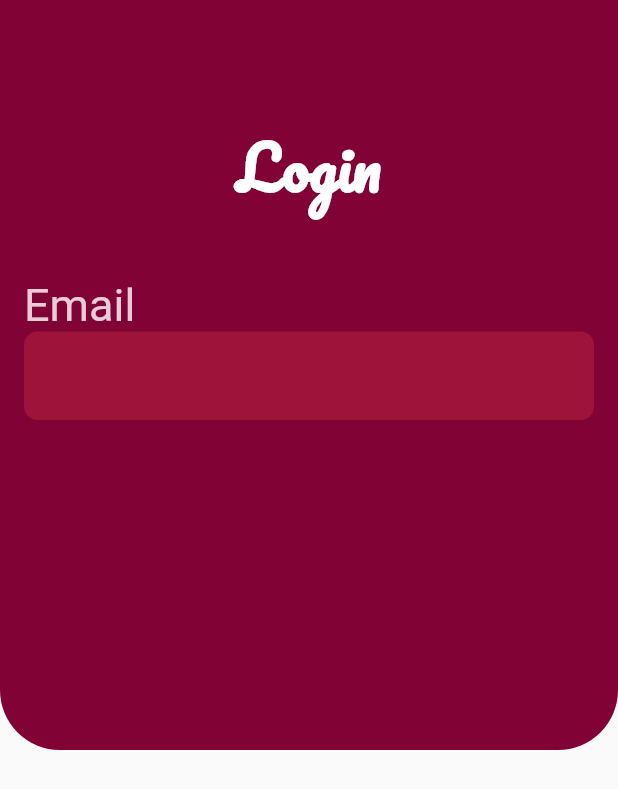
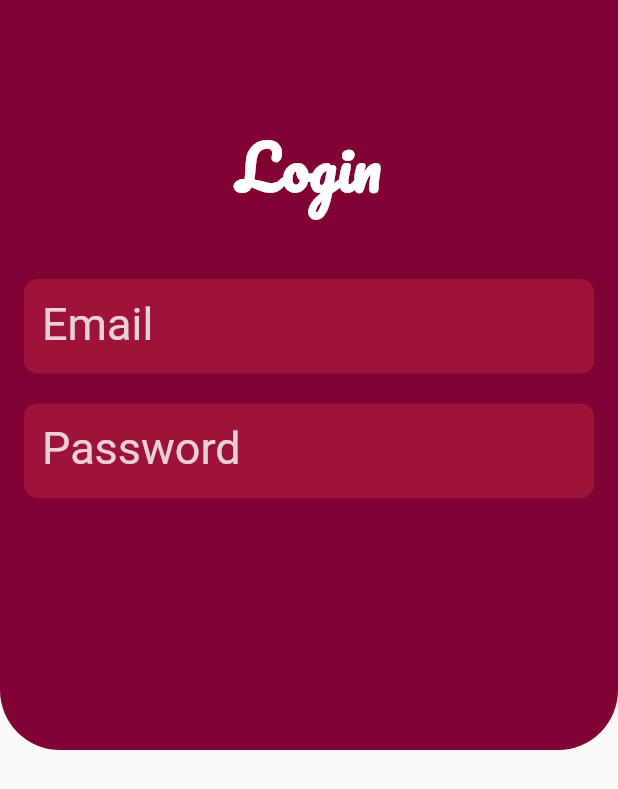
Before and after one commit to tknikhil/flutter_spring_login, a Flutter app: the screen it shows after launch, on a phone screen of 412 x 824 dp. Shown: the top 789 px of the screen. Run offline on Flutter 3.47's test engine with Material 2 defaults, Android fonts, the light colour scheme and no system bars; our stand-ins replace google_fonts; Roboto replaces fonts that are missing (GoogleFonts.roboto).

Commit message:
addded textformfield

```diff
--- a/lib/pages/login.dart
+++ b/lib/pages/login.dart
@@ -11,52 +11,88 @@ class Login extends StatefulWidget {
 class _LoginState extends State<Login> {
   @override
   Widget build(BuildContext context) {
-    return  Scaffold(
+    return Scaffold(
       body: SingleChildScrollView(
-        child:  Form(child: Container(
+        child: Form(
+            child: Container(
           height: 500,
           width: MediaQuery.of(context).size.width,
           decoration: const BoxDecoration(
               color: Color.fromRGBO(129, 3, 54, 1),
-            borderRadius: BorderRadius.only(bottomLeft: Radius.circular(40.0),bottomRight: Radius.circular(40.0))
-          ),
+              borderRadius: BorderRadius.only(
+                  bottomLeft: Radius.circular(40.0),
+                  bottomRight: Radius.circular(40.0))),
           child: Padding(
             padding: const EdgeInsets.all(16.0),
             child: Column(
               children: [
-                  const SizedBox(height:60),
-                Text("Login",style:GoogleFonts.pacifico(
+                const SizedBox(height: 60),
+                Text("Login",
+                    style: GoogleFonts.pacifico(
                         fontWeight: FontWeight.bold,
                         fontSize: 40,
-                  color: Colors.white
-                )),
+                        color: Colors.white)),
                 const SizedBox(height: 40),
-                Align(
-                  alignment: Alignment.topLeft,
-                  child: Text("Email",style: GoogleFonts.roboto(
-                    // fontWeight: FontWeight.bold,
+                // Align(
+                //   alignment: Alignment.topLeft,
+                //   child: Text("Email",style: GoogleFonts.roboto(
+                //     // fontWeight: FontWeight.bold,
+                //     fontSize: 30,
+                //     color: const Color.fromRGBO(255, 255, 255, 0.8),
+                //
+                //   ),),
+                // ),
+                TextFormField(
+                  validator: (value) {
+                    if (value!.isEmpty) {
+                      return "please enter your email!";
+                    }
+                  },
+                  style: const TextStyle(
+                    fontSize: 20,
+                    color: Color.fromRGBO(255, 255, 255, 0.8),
+                  ),
+                  decoration: const InputDecoration(
+                      labelText: 'Email',
+                      labelStyle: TextStyle(
                           fontSize: 30,
-                    color: const Color.fromRGBO(255, 255, 255, 0.8),
-
-                  ),),
-                ),
-                TextFormField(
-                  decoration: const InputDecoration(
+                          color: Color.fromRGBO(255, 255, 255, 0.8),
+                          fontFamily: 'GoogleFonts.roboto'),
                       filled: true,
                       fillColor: Color.fromRGBO(199, 44, 65, .4),
                       border: OutlineInputBorder(
                           borderSide: BorderSide.none,
-                      borderRadius: BorderRadius.all(Radius.circular(9))
-
-                    )
+                          borderRadius: BorderRadius.all(Radius.circular(9)))),
                 ),
+                const SizedBox(height: 20),
+                TextFormField(
+                  validator: (value) {
+                    if (value!.isEmpty) {
+                      return "please enter your password!";
+                    }
+                  },
+                  obscureText: true,
+                  style: const TextStyle(
+                    fontSize: 20,
+                    color: Color.fromRGBO(255, 255, 255, 0.8),
+                  ),
+                  decoration: const InputDecoration(
+                      labelText: 'Password',
+                      labelStyle: TextStyle(
+                          fontSize: 30,
+                          color: Color.fromRGBO(255, 255, 255, 0.8),
+                          fontFamily: 'GoogleFonts.roboto'),
+                      filled: true,
+                      fillColor: Color.fromRGBO(199, 44, 65, .4),
+                      border: OutlineInputBorder(
+                          borderSide: BorderSide.none,
+                          borderRadius: BorderRadius.all(Radius.circular(9)))),
                 )
               ],
             ),
           ),
         )),
       ),
-
     );
   }
 }
```
Lines whose indentation alone changed are shown as unchanged.
